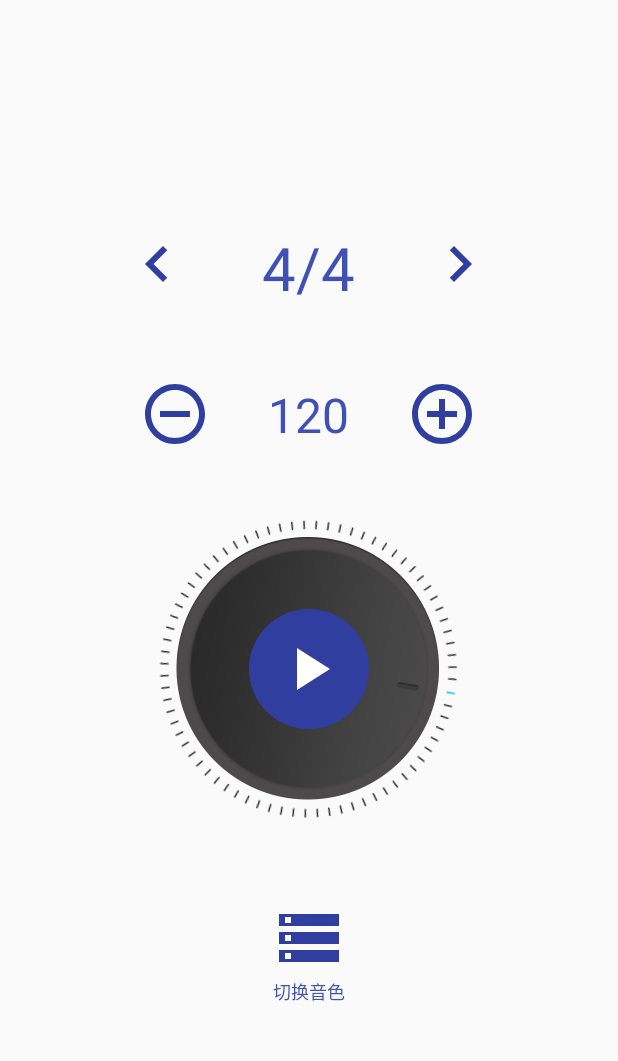
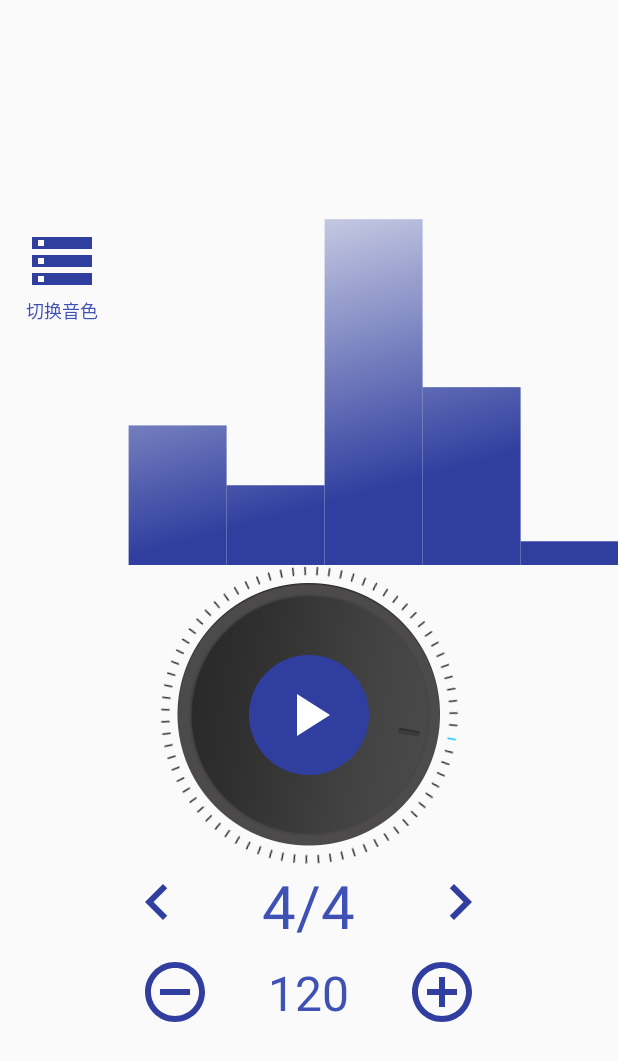
Before and after one commit to 54wall/Metronome, an Android app: the screen it shows after launch (MainActivity), on a phone screen of 412 x 824 dp. Shown: the top 1061 px of the screen. Run offline under Robolectric (Android 15) with nearby library versions, the phone set to English and light mode, and no system bars; our stand-ins replace ButterKnife, Dagger/Hilt's generated code, RxJava; libraries missing offline, so code that uses them is left out: com.jakewharton.rxbinding2; 5 statements that could not run were skipped.

Commit message:
增加随节拍速度变化的柱形图。

```diff
--- a/app/src/main/java/pri/cainwong/metronome/core/Metronome.java
+++ b/app/src/main/java/pri/cainwong/metronome/core/Metronome.java
@@ -13,6 +13,7 @@ import io.reactivex.Scheduler;
 import io.reactivex.functions.Consumer;
 import io.reactivex.subjects.BehaviorSubject;
 import io.reactivex.subjects.PublishSubject;
+import pri.cainwong.metronome.customview.VolumneView;
 
 
 /**
@@ -38,6 +39,7 @@ public class Metronome {
     private BehaviorSubject<Boolean> playStateObservable = BehaviorSubject.create();
     private PublishSubject<Object> stopTrigger = PublishSubject.create();
     private boolean delayIsChange = false;
+    private VolumneView volumneView;
 
     @Inject
     public Metronome() {
@@ -50,6 +52,12 @@ public class Metronome {
         this.delay = delay;
         delayObservable.onNext(delay);
         restartIfPlaying();
+//        if (volumneView !=null){
+//            Log.e(TAG,"setDelaysetDelay!=null delay:"+delay);
+//            volumneView.setDelay(delay);
+//        }else {
+//            Log.e(TAG,"setDelaysetDelay==null");
+//        }
     }
 
     public void setConfig(int pdm, int x, int y) {
@@ -74,6 +82,14 @@ public class Metronome {
     public void setConfig(int pdm) {
         Log.e(TAG, "setConfig pdm");
         setConfig(pdm, mX, mY);
+    }
+
+    public void setVolumeView(VolumneView volumeView){
+        this.volumneView = volumeView;
+    }
+
+    public void setMetronomeDelay(){
+        volumneView.setDelay(delay);
     }
 
 
@@ -128,6 +144,7 @@ public class Metronome {
                             beat = 0;
                         }
                         if (delayIsChange) {
+                            Log.e(TAG,"delayIsChange delay:"+delay);
                             delayIsChange = false;
                             setDelay(delay);
                         }
--- a/app/src/main/java/pri/cainwong/metronome/RotateControlView.java
+++ b/app/src/main/java/pri/cainwong/metronome/customview/RotateControlView.java
@@ -1,4 +1,4 @@
-package pri.cainwong.metronome;
+package pri.cainwong.metronome.customview;
 
 import android.content.Context;
 import android.graphics.Bitmap;
@@ -12,6 +12,8 @@ import android.util.AttributeSet;
 import android.util.TypedValue;
 import android.view.MotionEvent;
 import android.view.View;
+
+import pri.cainwong.metronome.R;
 
 /**
  * 温度控制
--- /dev/null
+++ b/app/src/main/java/pri/cainwong/metronome/customview/VolumneView.java
@@ -0,0 +1,90 @@
+package pri.cainwong.metronome.customview;
+
+import android.content.Context;
+import android.content.res.TypedArray;
+import android.graphics.Canvas;
+import android.graphics.Color;
+import android.graphics.LinearGradient;
+import android.graphics.Paint;
+import android.graphics.Shader;
+import android.util.AttributeSet;
+import android.util.Log;
+import android.view.View;
+
+import pri.cainwong.metronome.R;
+
+
+public class VolumneView extends View {
+
+    private String TAG = VolumneView.class.getSimpleName();
+    private Paint mPaint;
+    private int mCount;
+    private int mWidth;
+    private int mRectHeight;
+    private int mRectWidth;
+    private LinearGradient mLinearGradient;
+    private double mRandom;
+    private float mcurrentHeight;
+    private int delay = 600;
+    public static final int OFFSET = 5;
+
+    public VolumneView(Context context, AttributeSet attrs, int defStyleAttr) {
+        super(context, attrs, defStyleAttr);
+        initView(context, attrs);
+
+    }
+
+    private void initView(Context context, AttributeSet attrs) {
+        mPaint = new Paint(Paint.ANTI_ALIAS_FLAG);
+//        mPaint.setColor(Color.BLUE);
+        mPaint.setColor(getResources().getColor(R.color.colorPrimary));
+        mPaint.setStyle(Paint.Style.FILL);
+        TypedArray ta = context.obtainStyledAttributes(attrs,
+                R.styleable.volumneView);
+        if (ta != null) {
+            mCount = ta.getInt(R.styleable.volumneView_count, 6);
+            ta.recycle();
+        }
+    }
+
+    public VolumneView(Context context, AttributeSet attrs) {
+        this(context, attrs, 0);
+    }
+
+    public VolumneView(Context context) {
+        this(context, null);
+    }
+
+    @Override
+    protected void onSizeChanged(int w, int h, int oldw, int oldh) {
+        super.onSizeChanged(w, h, oldw, oldh);
+        mWidth = getMeasuredWidth();
+        mRectHeight = getMeasuredHeight();
+        mRectWidth = (int) (mWidth * 0.8 / mCount);
+        mLinearGradient = new LinearGradient(0, 0, mRectWidth, mRectHeight,
+                 Color.TRANSPARENT,getResources().getColor(R.color.colorPrimaryDark)
+                , Shader.TileMode.CLAMP);
+        mPaint.setShader(mLinearGradient);
+
+    }
+
+    @Override
+    protected void onDraw(Canvas canvas) {
+
+        super.onDraw(canvas);
+        for (int i = 0; i < mCount; i++) {
+            mRandom = Math.random();
+            mcurrentHeight = (float) (mRectHeight * mRandom);
+            float width = (float) (mWidth * 0.4 / 2 + OFFSET);
+            canvas.drawRect(width + i * mRectWidth, mcurrentHeight, width
+                    + (i + 1) * mRectWidth, mRectHeight, mPaint);
+        }
+        postInvalidateDelayed(delay);
+        Log.e(TAG,"onDraw delay:"+delay);
+    }
+
+    public void setDelay(int delay) {
+        this.delay = delay;
+        Log.e(TAG,"setDelay delay:"+delay);
+    }
+}
--- a/app/src/main/java/pri/cainwong/metronome/ui/MainActivity.java
+++ b/app/src/main/java/pri/cainwong/metronome/ui/MainActivity.java
@@ -24,11 +24,12 @@ import io.reactivex.disposables.Disposable;
 import io.reactivex.functions.Consumer;
 import pri.cainwong.metronome.App;
 import pri.cainwong.metronome.R;
-import pri.cainwong.metronome.RotateControlView;
 import pri.cainwong.metronome.core.BeatModel;
 import pri.cainwong.metronome.core.Metronome;
+import pri.cainwong.metronome.customview.RotateControlView;
+import pri.cainwong.metronome.customview.VolumneView;
 import pri.cainwong.metronome.services.AudioService;
-//import org.reactivestreams.Subscription;
+
 
 public class MainActivity extends AppCompatActivity {
 
@@ -66,6 +67,8 @@ public class MainActivity extends AppCompatActivity {
     TextView beatSwitch;
     @BindView(R.id.beat_bpm_et)
     EditText beatBpmEt;
+    @BindView(R.id.volume_view)
+    VolumneView volumneView;
     private String TAG = MainActivity.class.getSimpleName();
     private int mBpm = 120;
     private int mX = 4;
@@ -103,6 +106,7 @@ public class MainActivity extends AppCompatActivity {
         screenHeight = this.getWindowManager().getDefaultDisplay().getHeight();
         //阀值设置为屏幕高度的1/3
         keyHeight = screenHeight / 3;
+        metronome.setVolumeView(volumneView);
         //添加layout大小发生改变监听器
         activityRootView.addOnLayoutChangeListener(new View.OnLayoutChangeListener() {
             @Override
@@ -147,6 +151,8 @@ public class MainActivity extends AppCompatActivity {
                             });
                             metronome.setConfig(mBpm);
                             rotate.setValue(mBpm);
+
+
                         }
                     }
                 }).start();
@@ -230,7 +236,8 @@ public class MainActivity extends AppCompatActivity {
                     public void run() {
                         mBpm = temp;
                         beatBpmEt.setText(mBpm + "");
-                        Log.e(TAG, "频率:" + mBpm);
+                        metronome.setVolumeView(volumneView);
+                        metronome.setMetronomeDelay();
                     }
                 });
 
--- a/app/src/main/res/layout/activity_main.xml
+++ b/app/src/main/res/layout/activity_main.xml
@@ -1,12 +1,71 @@
 <?xml version="1.0" encoding="utf-8"?>
 <LinearLayout xmlns:android="http://schemas.android.com/apk/res/android"
+    xmlns:custom="http://schemas.android.com/apk/res-auto"
     android:id="@+id/root_layout"
     android:layout_width="match_parent"
     android:layout_height="match_parent"
     android:gravity="center"
-    android:orientation="vertical"
+    android:orientation="vertical">
+    <RelativeLayout
+        android:layout_width="wrap_content"
+        android:layout_height="wrap_content">
 
-    >
+        <pri.cainwong.metronome.customview.VolumneView
+            android:id="@+id/volume_view"
+            android:layout_width="match_parent"
+            android:layout_height="240dp"
+            android:layout_alignParentStart="true"
+            android:layout_alignParentTop="true"
+            custom:count="5" />
+
+        <LinearLayout
+            android:layout_width="wrap_content"
+            android:layout_height="wrap_content"
+            android:layout_alignParentStart="true"
+            android:layout_alignParentTop="true"
+            android:layout_marginStart="17dp"
+            android:layout_marginTop="13dp"
+            android:gravity="center"
+            android:orientation="vertical">
+
+            <ImageView
+                android:layout_width="wrap_content"
+                android:layout_height="wrap_content"
+                android:src="@drawable/_switch" />
+
+            <TextView
+                android:id="@+id/beat_switch"
+                android:layout_width="wrap_content"
+                android:layout_height="wrap_content"
+                android:layout_gravity="center"
+                android:gravity="center"
+                android:text="切换音色"
+                android:textColor="@color/colorPrimary"
+                android:textSize="12sp" />
+        </LinearLayout>
+    </RelativeLayout>
+
+
+    <RelativeLayout
+        android:layout_width="200dp"
+        android:layout_height="200dp">
+
+        <pri.cainwong.metronome.customview.RotateControlView
+            android:id="@+id/rotate"
+            android:layout_width="wrap_content"
+            android:layout_height="wrap_content"
+            android:layout_centerInParent="true" />
+
+        <ImageButton
+            android:id="@+id/beat_start_ib"
+            android:layout_width="wrap_content"
+            android:layout_height="wrap_content"
+            android:layout_centerInParent="true"
+            android:background="@drawable/_button_bg"
+            android:src="@drawable/ic_play_arrow_black_24dp" />
+
+    </RelativeLayout>
+
 
     <LinearLayout
         android:layout_width="wrap_content"
@@ -27,7 +86,6 @@
             android:layout_height="50dp"
             android:layout_marginRight="32dp"
             android:gravity="center"
-
             android:text="4/4"
             android:textColor="@color/colorPrimary"
             android:textSize="40sp" />
@@ -43,7 +101,7 @@
     <LinearLayout
         android:layout_width="wrap_content"
         android:layout_height="wrap_content"
-        android:layout_marginTop="50dp"
+        android:layout_marginTop="10dp"
         android:gravity="center"
         android:orientation="horizontal">
 
@@ -77,49 +135,4 @@
     </LinearLayout>
 
 
-    <RelativeLayout
-        android:layout_width="match_parent"
-        android:layout_height="wrap_content"
-        android:layout_marginTop="20dp">
-
-        <pri.cainwong.metronome.RotateControlView
-            android:id="@+id/rotate"
-            android:layout_width="250dp"
-            android:layout_height="250dp"
-            android:layout_centerInParent="true" />
-
-        <ImageButton
-            android:id="@+id/beat_start_ib"
-            android:layout_width="wrap_content"
-            android:layout_height="wrap_content"
-            android:layout_centerInParent="true"
-            android:background="@drawable/_button_bg"
-            android:src="@drawable/ic_play_arrow_black_24dp" />
-
-    </RelativeLayout>
-
-    <LinearLayout
-        android:layout_width="wrap_content"
-        android:layout_height="wrap_content"
-        android:layout_marginTop="30dp"
-        android:gravity="center"
-        android:orientation="vertical">
-
-        <ImageView
-            android:layout_width="wrap_content"
-            android:layout_height="wrap_content"
-            android:src="@drawable/_switch" />
-
-        <TextView
-            android:id="@+id/beat_switch"
-            android:layout_width="wrap_content"
-            android:layout_height="23dp"
-            android:layout_gravity="center"
-            android:gravity="center"
-            android:text="切换音色"
-            android:textColor="@color/colorPrimary"
-            android:textSize="12sp" />
-    </LinearLayout>
-
-
 </LinearLayout>
--- a/app/src/main/res/values-w820dp/dimens.xml
+++ /dev/null
@@ -1,5 +0,0 @@
-<resources>
-    <!-- Example customization of dimensions originally defined in res/values/dimens.xml
-         (such as screen margins) for screens with more than 820dp of available width. This
-         would include 7" and 10" devices in landscape (~960dp and ~1280dp respectively). -->
-</resources>
--- /dev/null
+++ b/app/src/main/res/values/attrs.xml
@@ -0,0 +1,8 @@
+<?xml version="1.0" encoding="utf-8"?>
+<resources>
+
+    <declare-styleable name="volumneView">
+        <attr name="count" format="integer" />
+    </declare-styleable>
+
+</resources>
```
